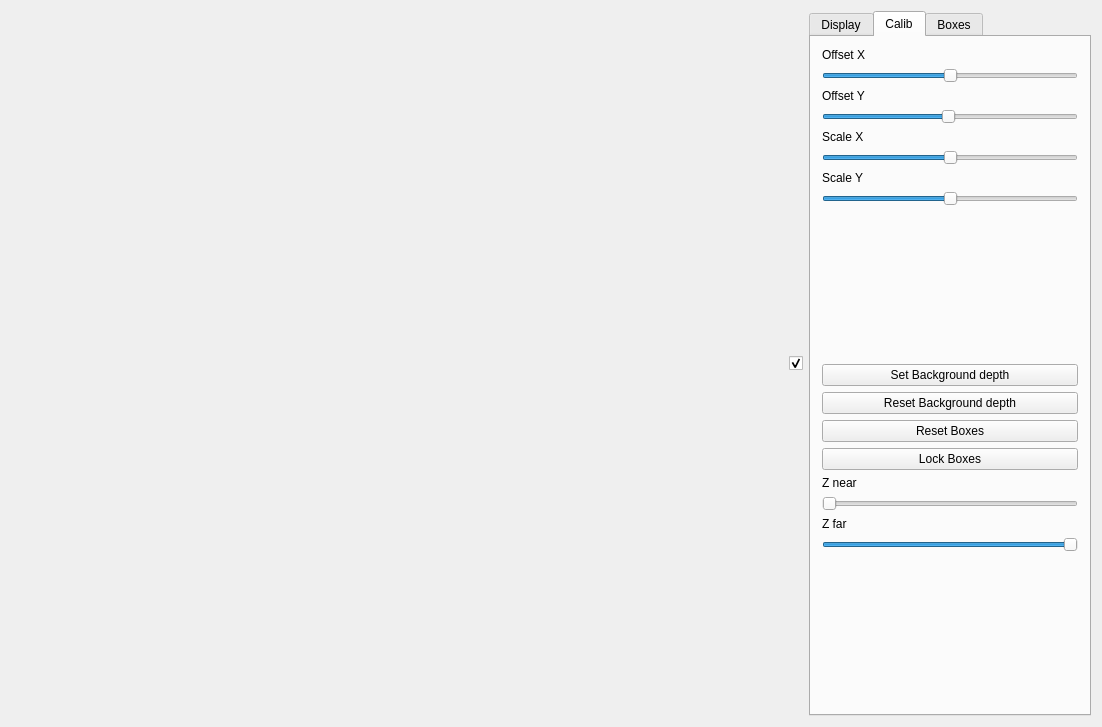
First picture: the form in mainwindow.ui, repository yquemener/Natural-Navigator, before the edit.
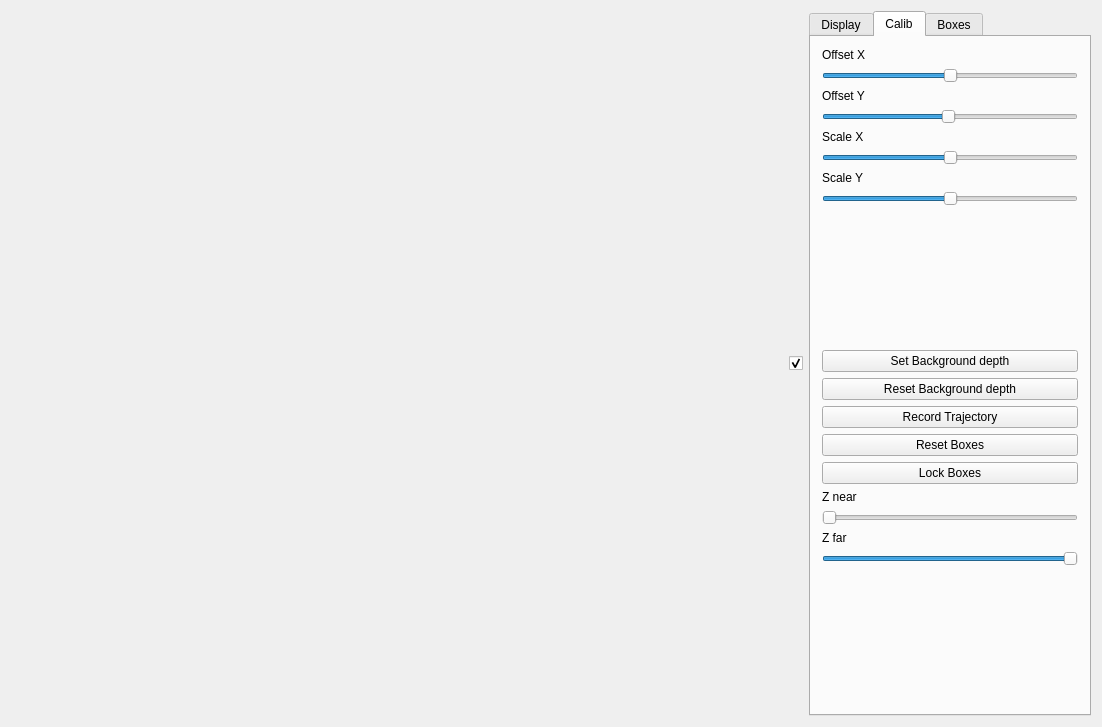
Second picture: the form after the edit.

```diff
--- a/mainwindow.ui
+++ b/mainwindow.ui
@@ -381,6 +381,16 @@
           </property>
          </widget>
         </item>
+        <item>
+         <widget class="QPushButton" name="but_record_trajectory">
+          <property name="text">
+           <string>Record Trajectory</string>
+          </property>
+          <property name="checkable">
+           <bool>true</bool>
+          </property>
+         </widget>
+        </item>
         <item>
          <widget class="QPushButton" name="but_reset_boxes">
           <property name="text">
```
